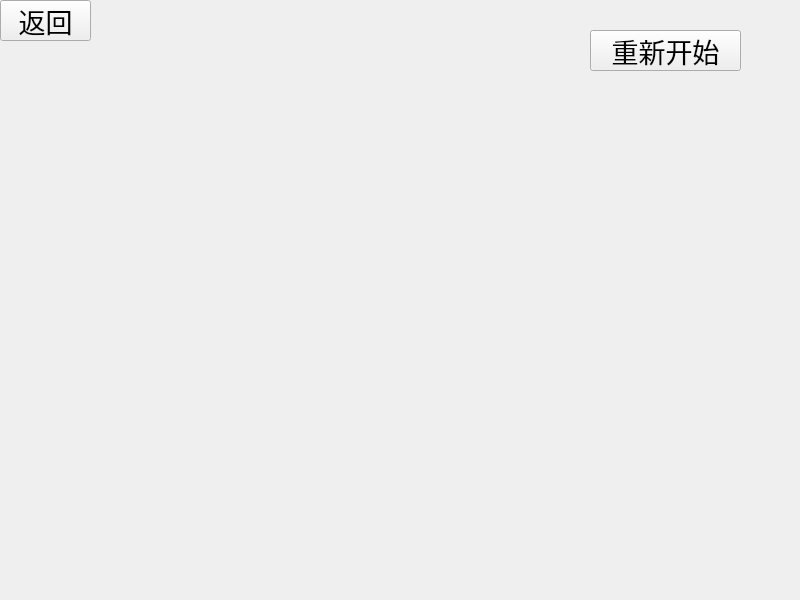
Qt form game_ui.ui (hjwforever/LinkGame) before a commit.
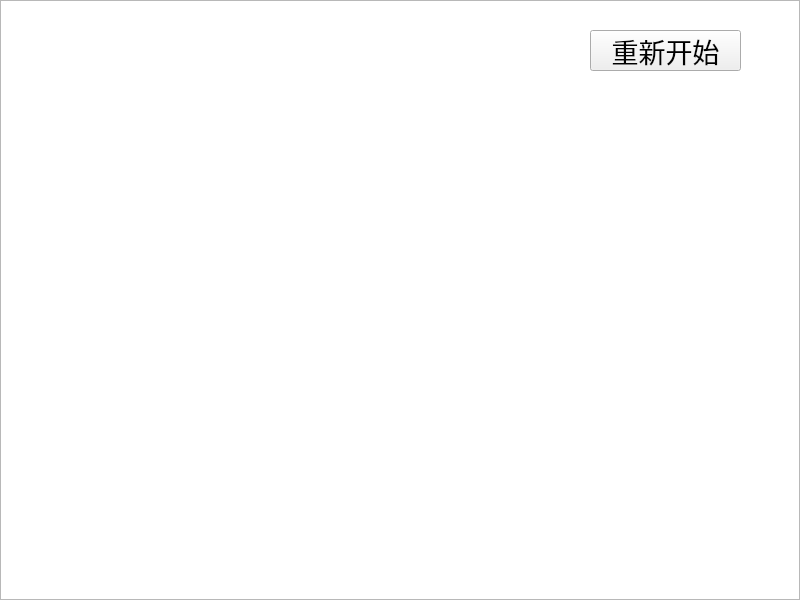
The same form after that commit. Icons and pictures are not drawn.

Commit message: 陈庆洋添加了背景图片，按钮图片，game_ui中的GraphView以及一些资源文件

Patch:
```diff
--- a/game_ui.ui
+++ b/game_ui.ui
@@ -19,8 +19,8 @@
      <rect>
       <x>0</x>
       <y>0</y>
-      <width>91</width>
-      <height>41</height>
+      <width>30</width>
+      <height>30</height>
      </rect>
     </property>
     <property name="font">
@@ -30,7 +30,20 @@
      </font>
     </property>
     <property name="text">
-     <string>返回</string>
+     <string/>
+    </property>
+    <property name="icon">
+     <iconset resource="Voice.qrc">
+      <normaloff>:/image/button_icon/return1.png</normaloff>:/image/button_icon/return1.png</iconset>
+    </property>
+    <property name="iconSize">
+     <size>
+      <width>30</width>
+      <height>30</height>
+     </size>
+    </property>
+    <property name="flat">
+     <bool>true</bool>
     </property>
    </widget>
    <widget class="QPushButton" name="beginButton">
@@ -52,6 +65,31 @@
      <string>重新开始</string>
     </property>
    </widget>
+   <widget class="QGraphicsView" name="game_UI_graphicsView">
+    <property name="geometry">
+     <rect>
+      <x>0</x>
+      <y>0</y>
+      <width>800</width>
+      <height>600</height>
+     </rect>
+    </property>
+    <property name="minimumSize">
+     <size>
+      <width>800</width>
+      <height>600</height>
+     </size>
+    </property>
+    <property name="maximumSize">
+     <size>
+      <width>800</width>
+      <height>600</height>
+     </size>
+    </property>
+   </widget>
+   <zorder>game_UI_graphicsView</zorder>
+   <zorder>returnButton</zorder>
+   <zorder>beginButton</zorder>
   </widget>
  </widget>
  <resources/>
```
Left out of the diff: 4 changed lines with no effect on the pictures. The commit also changes 27 other files.
